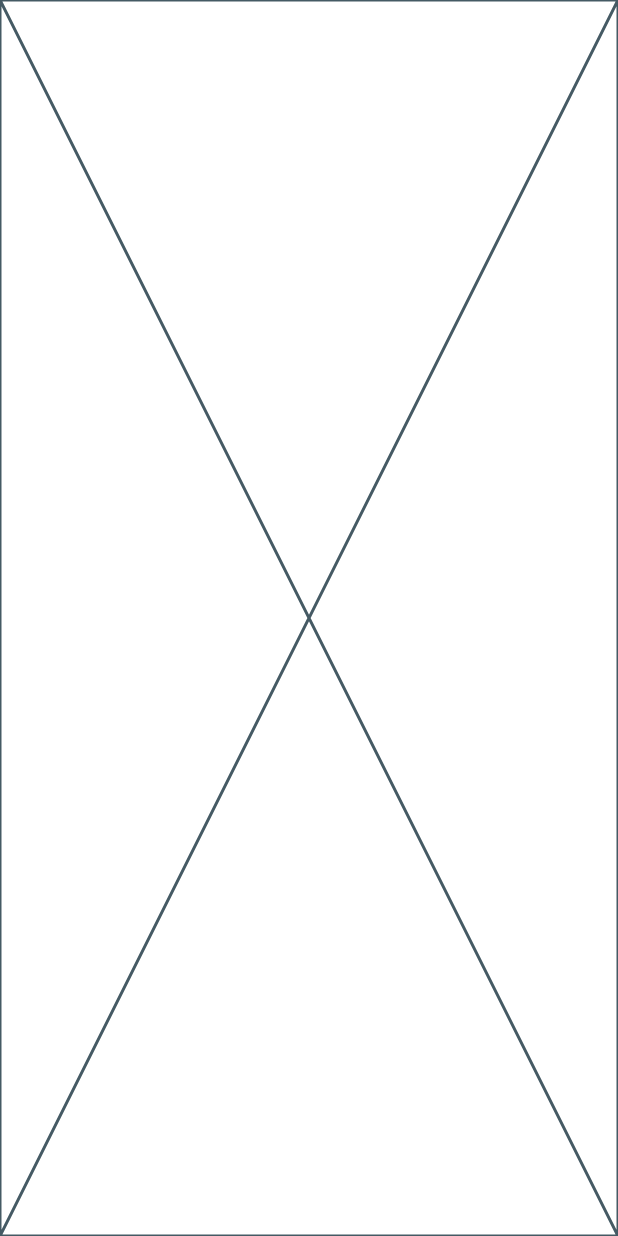
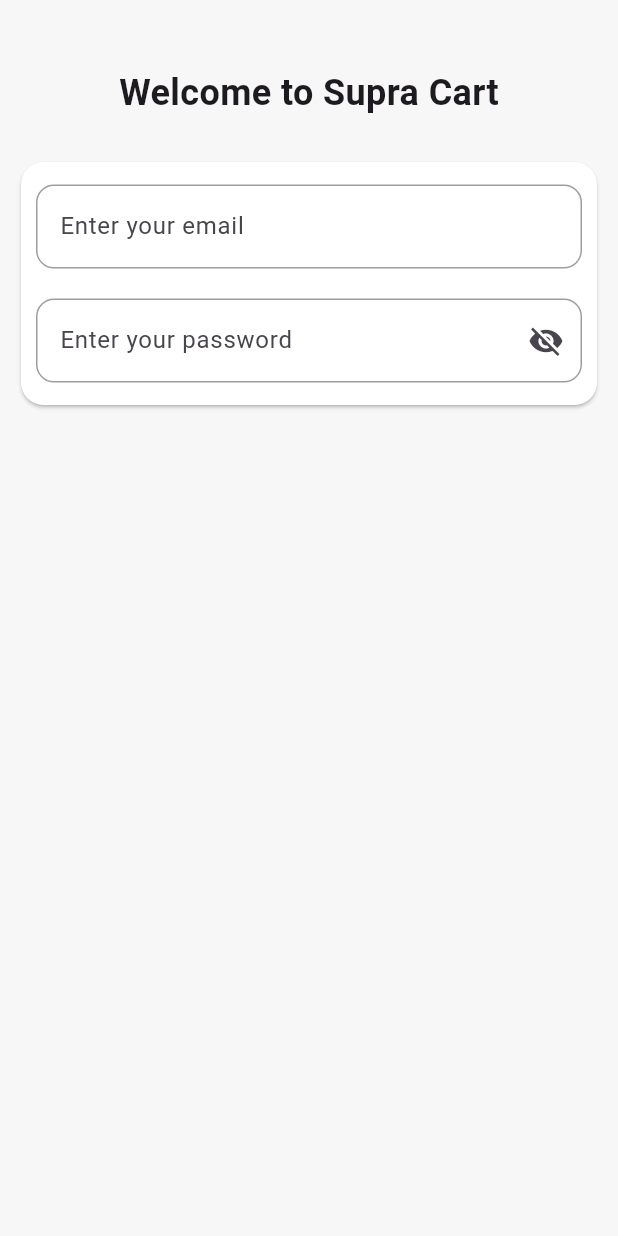
Before and after one commit to EngAhmed20/Supra-Cart, a Flutter app: the screen it shows after launch, on a phone screen of 412 x 824 dp. Run offline on Flutter 3.47's test engine with Material 3 defaults, Android fonts, the phone set to English and light mode, and no system bars.

Commit message:
login view text form

```diff
--- /dev/null
+++ b/lib/core/style/app_text_styles.dart
@@ -0,0 +1,78 @@
+import 'package:flutter/cupertino.dart';
+
+abstract class textStyle{
+  static const TextStyle semiBold13=TextStyle(
+    fontWeight:  FontWeight.w600,
+    fontSize: 13,
+  );
+  static const TextStyle regular13=TextStyle(
+    fontWeight:  FontWeight.normal,
+    fontSize: 13,
+  );static const TextStyle regular19=TextStyle(
+    fontWeight:  FontWeight.normal,
+    fontSize: 19,
+  );
+  static const TextStyle Bold13=TextStyle(
+    fontWeight:  FontWeight.bold,
+    fontSize: 13,
+  );
+  static const TextStyle Bold16=TextStyle(
+    fontWeight:  FontWeight.bold,
+    fontSize: 16,
+  );
+  static const TextStyle Bold19=TextStyle(
+    fontWeight:  FontWeight.bold,
+    fontSize: 19,
+  );
+
+  static const TextStyle Bold24=TextStyle(
+    fontWeight:  FontWeight.bold,
+    fontSize: 24,
+  );
+
+  static const TextStyle semiBold16=TextStyle(
+    fontWeight:  FontWeight.w600,
+    fontSize: 16,
+  );
+  static const TextStyle Bold28=TextStyle(
+    fontWeight:  FontWeight.bold,
+    fontSize: 28,
+  );  static const TextStyle regular22=TextStyle(
+    fontWeight:  FontWeight.normal,
+    fontSize: 22,
+  );  static const TextStyle semiBold11=TextStyle(
+    fontWeight:  FontWeight.w600,
+    fontSize: 11,
+  );  static const TextStyle meduim15=TextStyle(
+    fontWeight:  FontWeight.w500,
+    fontSize: 15,
+  );  static const TextStyle regular26=TextStyle(
+    fontWeight:  FontWeight.normal,
+    fontSize:26,
+  );
+  static const TextStyle regular16=TextStyle(
+    fontWeight:  FontWeight.normal,
+    fontSize: 16,
+  );
+  static const TextStyle regular11=TextStyle(
+    fontWeight:  FontWeight.normal,
+    fontSize: 11,
+  );
+  static const TextStyle Bold23=TextStyle(
+    fontWeight:  FontWeight.bold,
+    fontSize: 23,
+  );
+  static const TextStyle Bold20=TextStyle(
+    fontWeight:  FontWeight.bold,
+    fontSize: 20,
+  );
+  static const TextStyle Bold18=TextStyle(
+    fontWeight:  FontWeight.bold,
+    fontSize: 18,
+  );
+  static const TextStyle Bold14=TextStyle(
+    fontWeight:  FontWeight.bold,
+    fontSize: 14,
+  );
+
+}
--- /dev/null
+++ b/lib/core/widgets/custom_text_form.dart
@@ -0,0 +1,52 @@
+import 'package:flutter/material.dart';
+
+class CustomTextFormField extends StatelessWidget {
+  final String hintText;
+  final TextInputType keyboardType;
+  final String? Function(String?)? validator;
+  final bool isPassword;
+  final bool obscureText;
+  final TextEditingController? controller;
+  final VoidCallback? onTogglePasswordVisibility;
+
+  const CustomTextFormField({
+    Key? key,
+    required this.hintText,
+    this.keyboardType = TextInputType.text,
+    this.validator,
+    this.isPassword = false,
+    this.obscureText = false,
+    this.controller,
+    this.onTogglePasswordVisibility,
+  }) : super(key: key);
+
+  @override
+  Widget build(BuildContext context) {
+    final outlineBorder = OutlineInputBorder(
+      borderRadius: BorderRadius.circular(12),
+      borderSide: const BorderSide(color: Colors.grey),
+    );
+
+    return TextFormField(
+      controller: controller,
+      validator: validator,
+      obscureText: obscureText,
+      keyboardType: keyboardType,
+      decoration: InputDecoration(
+        hintText: hintText,
+        border: outlineBorder,
+        enabledBorder: outlineBorder,
+        focusedBorder: outlineBorder,
+        suffixIcon:
+            isPassword
+                ? IconButton(
+                  icon: Icon(
+                    obscureText ? Icons.visibility_off : Icons.visibility,
+                  ),
+                  onPressed: onTogglePasswordVisibility,
+                )
+                : null,
+      ),
+    );
+  }
+}
--- /dev/null
+++ b/lib/core/widgets/outline_input_border.dart
@@ -0,0 +1,9 @@
+import 'package:flutter/material.dart';
+
+import '../style/app_colors.dart';
+
+
+InputBorder outlineBorder=OutlineInputBorder(
+  borderRadius: BorderRadius.circular(8),
+  borderSide: BorderSide(color: AppColors.kBordersideColor),
+);
--- a/lib/features/auth/ui/login_view.dart
+++ b/lib/features/auth/ui/login_view.dart
@@ -1,4 +1,5 @@
 import 'package:flutter/material.dart';
+import 'package:supra_cart/features/auth/ui/widgets/login_view_body.dart';
 
 class LoginView extends StatelessWidget {
   const LoginView({super.key});
@@ -6,6 +7,13 @@
 
   @override
   Widget build(BuildContext context) {
-    return const Placeholder();
+    return Scaffold(
+      body: SafeArea(
+        child: Padding(
+          padding: const EdgeInsets.symmetric(horizontal: 10,vertical: 15),
+          child: LoginViewBody(),
+        ),
+      ),
+    );
   }
 }
--- /dev/null
+++ b/lib/features/auth/ui/widgets/login_view_body.dart
@@ -0,0 +1,70 @@
+import 'package:flutter/material.dart';
+import 'package:supra_cart/core/style/app_colors.dart';
+import 'package:supra_cart/core/widgets/custom_text_form.dart';
+
+import '../../../../core/style/app_text_styles.dart';
+
+class LoginViewBody extends StatefulWidget {
+  const LoginViewBody({super.key});
+
+  @override
+  State<LoginViewBody> createState() => _LoginViewBodyState();
+}
+
+class _LoginViewBodyState extends State<LoginViewBody> {
+  bool hidePass=true;
+  @override
+  Widget build(BuildContext context) {
+    return Column(
+      children: [
+        const SizedBox(height: 30,),
+        const Text(
+          'Welcome to Supra Cart',
+          style: textStyle.Bold24,
+
+        ),
+        const SizedBox(height: 25,),
+        Card(
+          color: AppColors.kWhiteColor,
+          shape: RoundedRectangleBorder(
+            borderRadius: BorderRadius.circular(15),
+          ),
+          child: Padding(
+            padding: const EdgeInsets.symmetric(horizontal: 10, vertical: 15),
+            child: Column(
+              children: [
+                CustomTextFormField(hintText: 'Enter your email',
+                  keyboardType: TextInputType.emailAddress,
+                  validator: (value) {
+                    if (value == null || value.isEmpty) {
+                      return 'Please enter your email';
+                    }
+                    return null;
+                  },
+                ),
+                const SizedBox(height: 20),
+                CustomTextFormField(
+                  hintText: 'Enter your password',
+                  isPassword: true,
+                  obscureText: hidePass,
+                  onTogglePasswordVisibility: (){
+                    hidePass = !hidePass;
+                    setState(() {});
+                  },
+                  validator: (value) {
+                    if (value == null || value.length < 6) {
+                      return 'Password must be at least 6 characters';
+                    }
+                    return null;
+                  },
+                ),
+
+              ],
+            ),
+          ),
+        )
+      ],
+
+    );
+  }
+}
--- a/lib/main.dart
+++ b/lib/main.dart
@@ -1,4 +1,5 @@
 import 'package:flutter/material.dart';
+import 'package:supra_cart/core/style/app_colors.dart';
 import 'package:supra_cart/features/splash/ui/splash_view.dart';
 
 import 'core/helper_function/on_generate_route.dart';
@@ -16,21 +17,7 @@
     return MaterialApp(
       title: 'Supra Market',
       theme: ThemeData(
-        // This is the theme of your application.
-        //
-        // TRY THIS: Try running your application with "flutter run". You'll see
-        // the application has a purple toolbar. Then, without quitting the app,
-        // try changing the seedColor in the colorScheme below to Colors.green
-        // and then invoke "hot reload" (save your changes or press the "hot
-        // reload" button in a Flutter-supported IDE, or press "r" if you used
-        // the command line to start the app).
-        //
-        // Notice that the counter didn't reset back to zero; the application
-        // state is not lost during the reload. To reset the state, use hot
-        // restart instead.
-        //
-        // This works for code too, not just values: Most code changes can be
-        // tested with just a hot reload.
+        scaffoldBackgroundColor: AppColors.kScaffoldColor,
         colorScheme: ColorScheme.fromSeed(seedColor: Colors.deepPurple),
       ),
       onGenerateRoute: onGenerateRoute,
```
